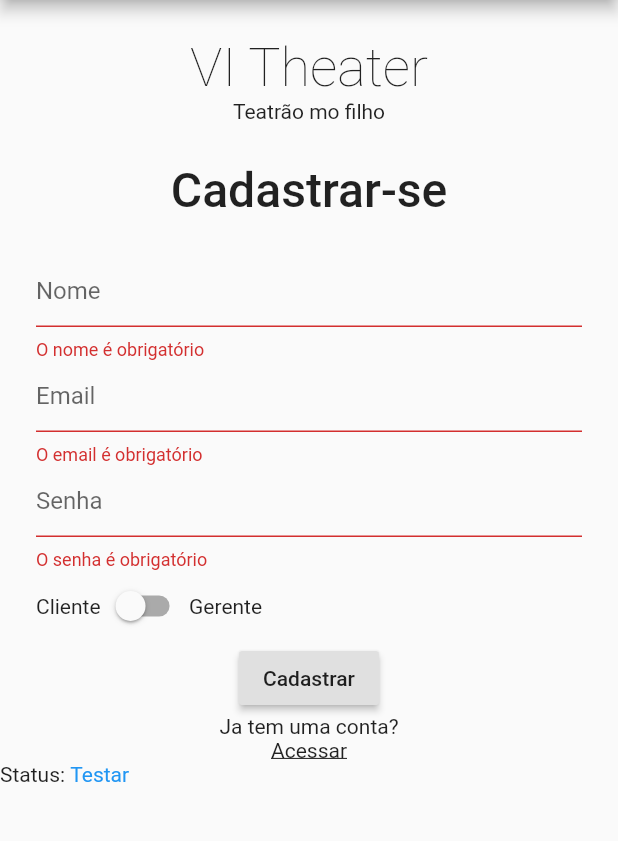
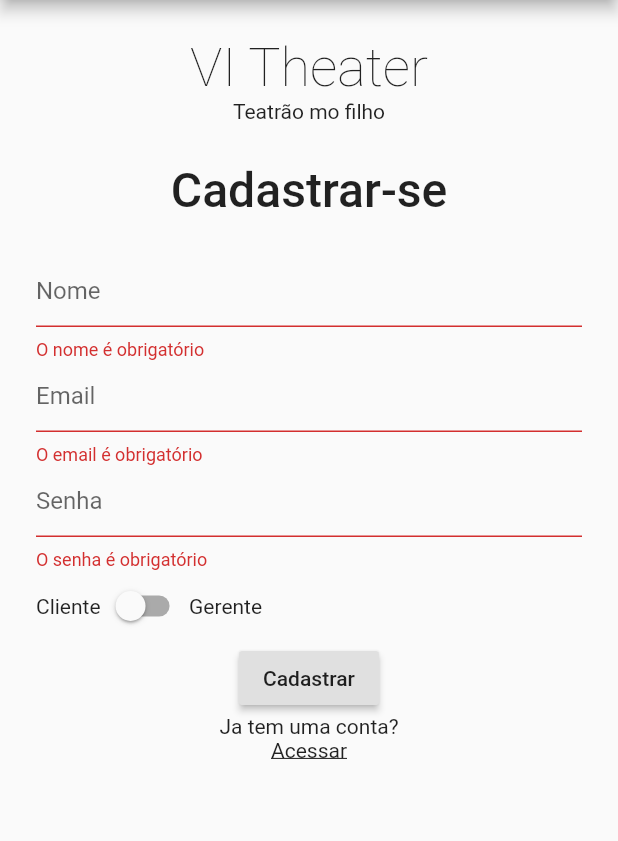
Before and after one commit to giovannilima262/venda-ingresso-espetaculo-teatro, a Flutter app: the screen it shows after launch, after a tap on "Cadastrar", on a phone screen of 412 x 824 dp, the part 84-925 px from its top. Run offline on Flutter 3.47's test engine with Material 2 defaults, Android fonts, the phone set to English and light mode, and no system bars; missing offline and left inert: enum_to_string.

Commit message:
Mudança do status para um modal

```diff
--- a/vi_teatro_mobile/lib/screens/home/home.dart
+++ b/vi_teatro_mobile/lib/screens/home/home.dart
@@ -22,33 +22,6 @@ class Home extends StatefulWidget {
 }
 
 class _HomeState extends State<Home> {
-  @override
-  void initState() {
-    super.initState();
-  }
-
-  getValuesStatus(EnumResponse statusFetching) {
-    switch (statusFetching) {
-      case EnumResponse.error:
-        return {
-          'text': 'Algo deu errado',
-          'color': Colors.red,
-        };
-        break;
-      case EnumResponse.success:
-        return {
-          'text': 'Sucesso',
-          'color': Colors.green,
-        };
-        break;
-      default:
-    }
-    return {
-      'text': 'Testar',
-      'color': Colors.blue,
-    };
-  }
-
   final _formKey = GlobalKey<FormState>();
   final scaffoldKey = new GlobalKey<ScaffoldState>();
   final user = UserModel();
@@ -58,7 +31,6 @@ class _HomeState extends State<Home> {
   Widget build(BuildContext context) {
     return Consumer<UserProvider>(
       builder: (context, provider, child) {
-        dynamic status = getValuesStatus(provider.statusFetching);
         return Scaffold(
           key: scaffoldKey,
           appBar: AppBar(
@@ -67,7 +39,8 @@ class _HomeState extends State<Home> {
               DemoLocalizations.of(context).appName,
             ),
           ),
-          body: Column(
+          body: SingleChildScrollView(
+            child: Column(
               children: <Widget>[
                 Form(
                   key: _formKey,
@@ -104,17 +77,20 @@ class _HomeState extends State<Home> {
                         ),
                         TextFormField(
                           decoration: InputDecoration(hintText: "Nome"),
-                        validator: (value) => value.isEmpty ? "O nome é obrigatório" : null,
+                          validator: (value) =>
+                              value.isEmpty ? "O nome é obrigatório" : null,
                           onSaved: (name) => user.name = name,
                         ),
                         TextFormField(
                           decoration: InputDecoration(hintText: "Email"),
-                        validator: (value) => value.isEmpty ? "O email é obrigatório" : null,
+                          validator: (value) =>
+                              value.isEmpty ? "O email é obrigatório" : null,
                           onSaved: (email) => user.email = email,
                         ),
                         TextFormField(
                           decoration: InputDecoration(hintText: "Senha"),
-                        validator: (value) => value.isEmpty ? "O senha é obrigatório" : null,
+                          validator: (value) =>
+                              value.isEmpty ? "O senha é obrigatório" : null,
                           onSaved: (password) => user.password = password,
                         ),
                         Row(
@@ -122,8 +98,8 @@ class _HomeState extends State<Home> {
                             Text("Cliente"),
                             Switch(
                               value: isManager,
-                            onChanged: (_) => {
-                              setState(() => isManager = !isManager),
+                              onChanged: (_) {
+                                setState(() => isManager = !isManager);
                               },
                             ),
                             Text("Gerente"),
@@ -147,16 +123,8 @@ class _HomeState extends State<Home> {
                     ),
                   ),
                 ),
-              Row(
-                children: <Widget>[
-                  Text('Status: '),
-                  Text(
-                    status['text'],
-                    style: TextStyle(color: status['color']),
-                  )
               ],
-              )
-            ],
+            ),
           ),
         );
       },
@@ -164,17 +132,15 @@ class _HomeState extends State<Home> {
   }
 
   onSignUpClicked(UserProvider provider) {
-    return {
-      if (_formKey.currentState.validate())
-        {
-          _formKey.currentState.save(),
-          user.type = isManager ? UserEnum.MANAGER : UserEnum.CLIENT,
-          user.firebaseCode = Random.secure().nextDouble().toStringAsPrecision(10),
+    if (_formKey.currentState.validate()) {
+      _formKey.currentState.save();
+      user.type = isManager ? UserEnum.MANAGER : UserEnum.CLIENT;
+      user.firebaseCode = Random.secure().nextDouble().toStringAsPrecision(10);
       provider.addUser(
+        context: context,
         clientHttp: widget.httpClient,
         user: user,
-          ),
-        },
-    };
+      );
     }
   }
+}
```
Also changed, not shown: vi_teatro_mobile/lib/providers/user.provider.dart (+40 -1 lines), 1 other file. Lines whose indentation alone changed are shown as unchanged.
